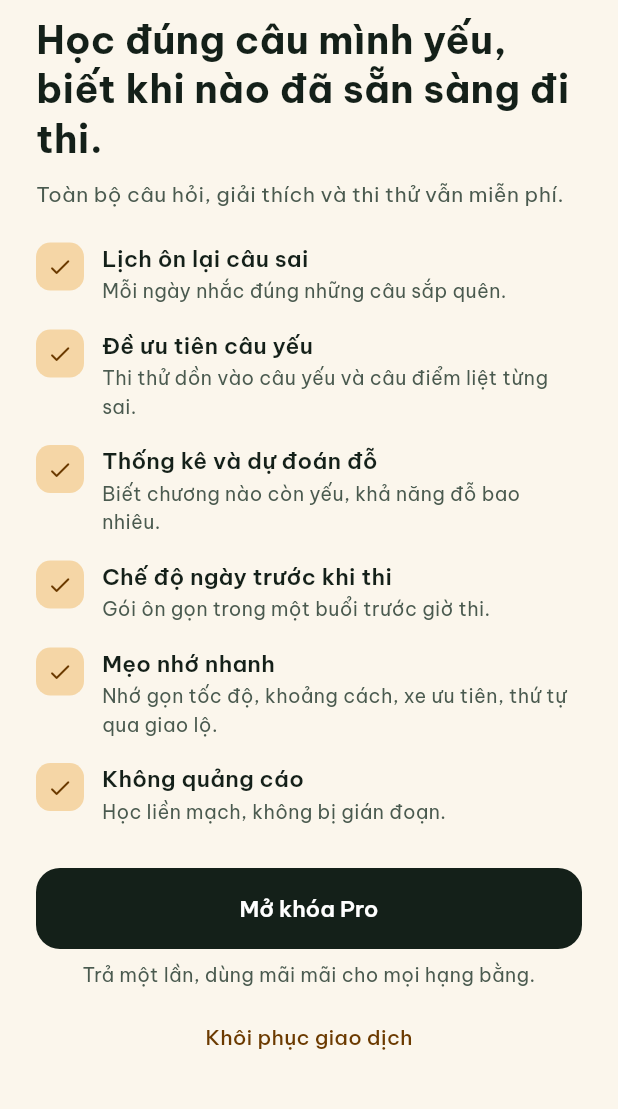
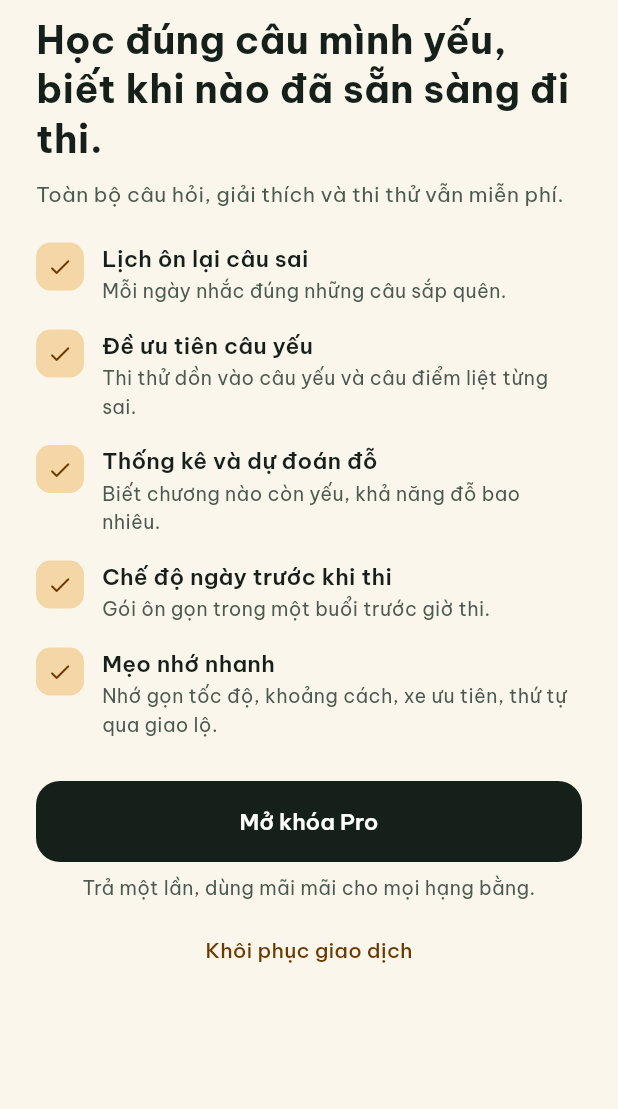
Before and after one commit to toanquantic/gplx, a Flutter app: the PaywallScreen screen opened directly, on a phone screen of 412 x 824 dp, the part 125-1234 px from its top. Run offline on Flutter 3.47's test engine with Material 3 defaults, Android fonts, the phone set to English and light mode, and no system bars; our stand-ins replace flutter_local_notifications, flutter_timezone, in_app_purchase, shared_preferences, timezone, webview_flutter and 1 more; missing offline and left inert: in_app_purchase_android; accounts and stored records are empty.

Commit message:
Màn mua Pro: bỏ quyền lợi "Không quảng cáo" vì bản miễn phí vốn không có quảng cáo
Ghi đây là quyền lợi của Pro dễ bị store coi là mô tả sai thứ người dùng nhận được khi mua.

Co-Authored-By: Claude Opus 5.5 (1M context) <noreply@anthropic.com>
Claude-Session: https://claude.ai/code/session_0168j6URYLhpmkXQyUiw8d8i

```diff
--- a/lib/monetization/paywall.dart
+++ b/lib/monetization/paywall.dart
@@ -12,7 +12,6 @@ const proBenefits = [
   ('Thống kê và dự đoán đỗ', 'Biết chương nào còn yếu, khả năng đỗ bao nhiêu.'),
   ('Chế độ ngày trước khi thi', 'Gói ôn gọn trong một buổi trước giờ thi.'),
   ('Mẹo nhớ nhanh', 'Nhớ gọn tốc độ, khoảng cách, xe ưu tiên, thứ tự qua giao lộ.'),
-  ('Không quảng cáo', 'Học liền mạch, không bị gián đoạn.'),
 ];
 
 /// Mở màn mời mua Pro.
```
